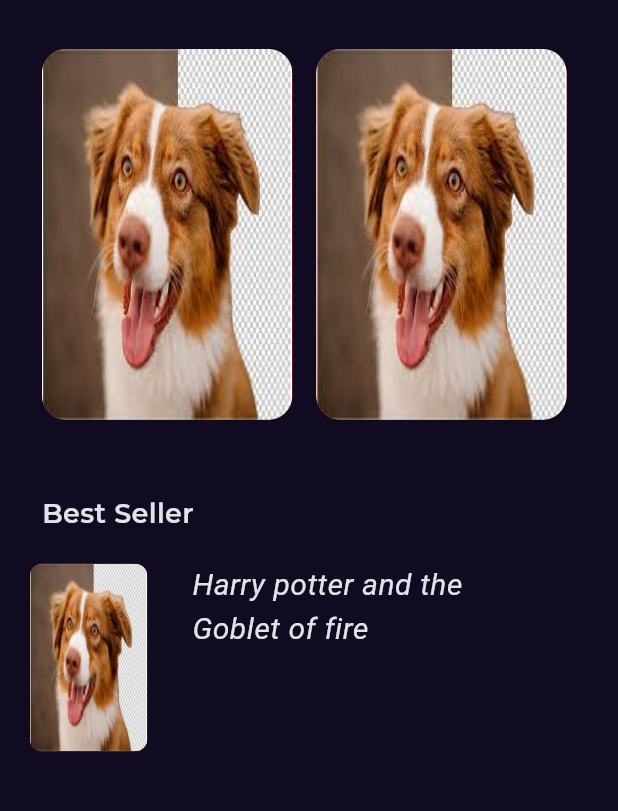
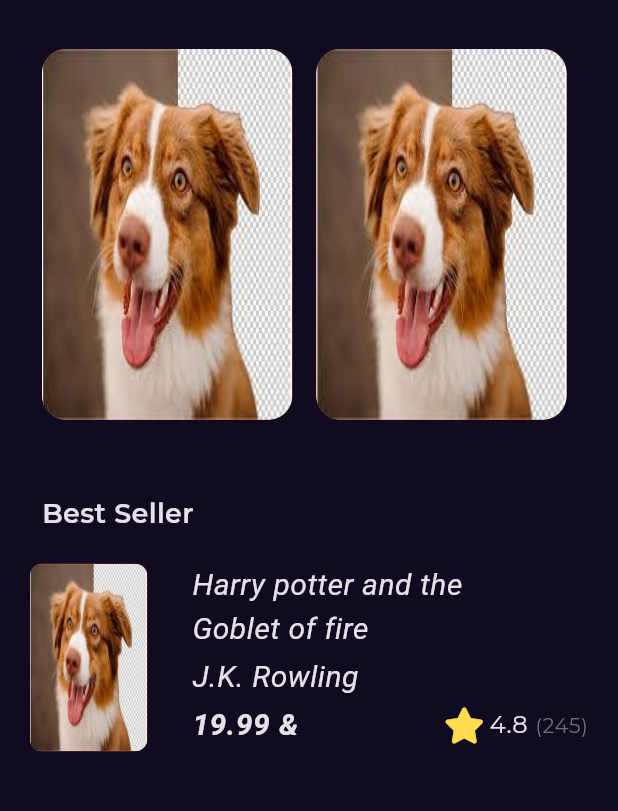
Before and after one commit to EngMohammed123/bookly, a Flutter app: the screen it shows after launch, on a phone screen of 412 x 824 dp, the part 113-924 px from its top. Run offline on Flutter 3.47's test engine with Material 3 defaults, Android fonts, the phone set to English and light mode, and no system bars; our stand-ins replace font_awesome_flutter, get, google_fonts.

Commit message:
best seller item done

```diff
--- /dev/null
+++ b/lib/features/home/presentation/views/widgets/best_seller_list_view_item.dart
@@ -0,0 +1,66 @@
+import 'package:bookly/core/utils/assets.dart';
+import 'package:bookly/core/utils/styles.dart';
+import 'package:bookly/features/home/presentation/views/widgets/book_rating.dart';
+import 'package:flutter/material.dart';
+
+class BestSellerListViewItem extends StatelessWidget {
+  const BestSellerListViewItem({Key? key}) : super(key: key);
+
+  @override
+  Widget build(BuildContext context) {
+    return SizedBox(
+      height: 125,
+      child: Row(
+        children: [
+          AspectRatio(
+          aspectRatio: 2.5/4,
+          child: Container(
+            decoration:  BoxDecoration(
+              borderRadius: BorderRadius.circular(8),
+              color: Colors.red,
+              image: const DecorationImage(
+                fit: BoxFit.fill,
+                image: AssetImage(AssetsData.testImage)
+                ),
+            ),
+          ),
+          ),
+          const SizedBox(width: 30,),
+            Expanded(
+              child: Column(
+                crossAxisAlignment: CrossAxisAlignment.start,
+              children: [
+                SizedBox(
+                  width: MediaQuery.of(context).size.width * 0.55,
+                  child: const Text(
+                    'Harry potter and the Goblet of fire',
+                    maxLines: 2,
+                    overflow: TextOverflow.ellipsis,
+                     style: Styles.textStyle20,)
+                     ),
+                     const SizedBox(height: 3,),
+                     const Text('J.K. Rowling',
+                      style: Styles.textStyle20
+                      ),
+                      const SizedBox(height: 3,),
+                       Row(
+                        children: [
+                          Text(
+                        '19.99 &',
+                        style: Styles.textStyle20.copyWith(
+                          fontWeight: FontWeight.bold,
+                          fontFamily: AutofillHints.jobTitle,
+                        ),
+                        ),
+                        const Spacer(),
+                        const BookRating(),
+                        ],
+                      )
+              ],
+                      ),
+            )
+        ],
+      ),
+    );
+  }
+}
--- /dev/null
+++ b/lib/features/home/presentation/views/widgets/book_rating.dart
@@ -0,0 +1,28 @@
+import 'package:bookly/core/utils/styles.dart';
+import 'package:flutter/material.dart';
+import 'package:font_awesome_flutter/font_awesome_flutter.dart';
+
+class BookRating extends StatelessWidget{
+  const BookRating({super.key});
+
+  @override
+  Widget build(BuildContext context) {
+    return  Row(
+      children: [
+        const Icon(FontAwesomeIcons.solidStar,
+        color: Color(0xffFFDD4F),
+        ),
+        const SizedBox(
+          width: 6.3,
+          ),
+        const Text('4.8',style: Styles.textStyle16,),
+        const SizedBox(
+          width: 5,
+          ),
+        Text('(245)',style: Styles.textStyle14.copyWith(
+          color: const Color(0xff707070)
+        ),)
+      ],
+    );
+  }
+}
--- a/lib/features/home/presentation/views/widgets/home_view_body.dart
+++ b/lib/features/home/presentation/views/widgets/home_view_body.dart
@@ -1,4 +1,4 @@
-import 'package:bookly/core/utils/assets.dart';
+import 'package:bookly/features/home/presentation/views/widgets/best_seller_list_view_item.dart';
 import 'package:bookly/features/home/presentation/views/widgets/featured_list_view.dart';
 import 'package:flutter/material.dart';
 import 'package:bookly/core/utils/styles.dart';
@@ -27,48 +27,9 @@ class HomeViewBody extends StatelessWidget {
         ),
         SizedBox(height: 20,),
         BestSellerListViewItem(),
+
       ],
   ),
   );
   }
 }
-
-class BestSellerListViewItem extends StatelessWidget {
-  const BestSellerListViewItem({Key? key}) : super(key: key);
-
-  @override
-  Widget build(BuildContext context) {
-    return SizedBox(
-      height: 125,
-      child: Row(
-        children: [
-          AspectRatio(
-          aspectRatio: 2.5/4,
-          child: Container(
-            decoration:  BoxDecoration(
-              borderRadius: BorderRadius.circular(8),
-              color: Colors.red,
-              image: const DecorationImage(
-                fit: BoxFit.fill,
-                image: AssetImage(AssetsData.testImage)
-                ),
-            ),
-          ),
-          ),
-          const SizedBox(width: 30,),
-            Column(
-            children: [
-              SizedBox(
-                width: MediaQuery.of(context).size.width * 0.55,
-                child: const Text(
-                  'Harry potter and the Goblet of fire',
-                  maxLines: 2,
-                  overflow: TextOverflow.ellipsis,
-                   style: Styles.textStyle20,)),
-            ],
-          )
-        ],
-      ),
-    );
-  }
-}
--- a/lib/features/home/presentation/views/widgets/index.dart
+++ b/lib/features/home/presentation/views/widgets/index.dart
@@ -1,3 +1,5 @@
+export 'best_seller_list_view_item.dart';
+export 'book_rating.dart';
 export 'custom_app_bar.dart';
 export 'custom_list_view_item.dart';
 export 'featured_list_view.dart';
--- a/lib/index.dart
+++ /dev/null
@@ -1,3 +0,0 @@
-export 'constants.dart';
-export 'core/index.dart';
-export 'features/index.dart';
--- a/lib/main.dart
+++ b/lib/main.dart
@@ -12,10 +12,10 @@ class Bookly extends StatelessWidget{
 
   @override
   Widget build(BuildContext context) {
+
     return GetMaterialApp(
       theme: ThemeData.dark().copyWith(
         scaffoldBackgroundColor: kPrimaryColor,
-        androidOverscrollIndicator: AndroidOverscrollIndicator.stretch,
         textTheme: GoogleFonts.montserratTextTheme(ThemeData.dark().textTheme)
       ),              //get
       home: const SplashView(),
```
